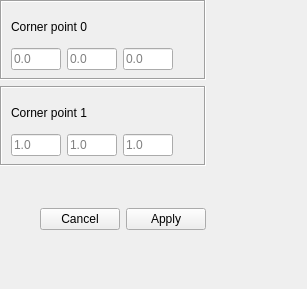
First picture: the form in CreateBlockWidget.ui, repository nicolasedh/hexBlocker, before the edit.
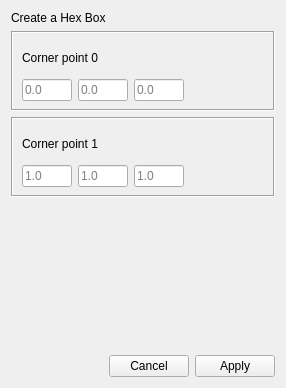
Second picture: the form after the edit.

Patch:
```diff
--- a/CreateBlockWidget.ui
+++ b/CreateBlockWidget.ui
@@ -6,8 +6,8 @@
    <rect>
     <x>0</x>
     <y>0</y>
-    <width>307</width>
-    <height>289</height>
+    <width>286</width>
+    <height>388</height>
    </rect>
   </property>
   <property name="sizePolicy">
@@ -25,8 +25,14 @@
   <property name="windowTitle">
    <string>Create Hex Block</string>
   </property>
-  <widget class="QWidget" name="dockWidgetContents">
-   <layout class="QVBoxLayout" name="verticalLayout_4">
+  <layout class="QVBoxLayout" name="verticalLayout_2">
+   <item>
+    <widget class="QLabel" name="label_2">
+     <property name="text">
+      <string>Create a Hex Box </string>
+     </property>
+    </widget>
+   </item>
     <item>
      <widget class="QFrame" name="frame">
       <property name="sizePolicy">
@@ -335,7 +341,7 @@
       <property name="sizeHint" stdset="0">
        <size>
         <width>20</width>
-        <height>36</height>
+       <height>137</height>
        </size>
       </property>
      </spacer>
@@ -372,7 +378,6 @@
      </layout>
     </item>
    </layout>
-  </widget>
  </widget>
  <resources/>
  <connections/>
```
Lines whose indentation alone changed are shown as unchanged.
